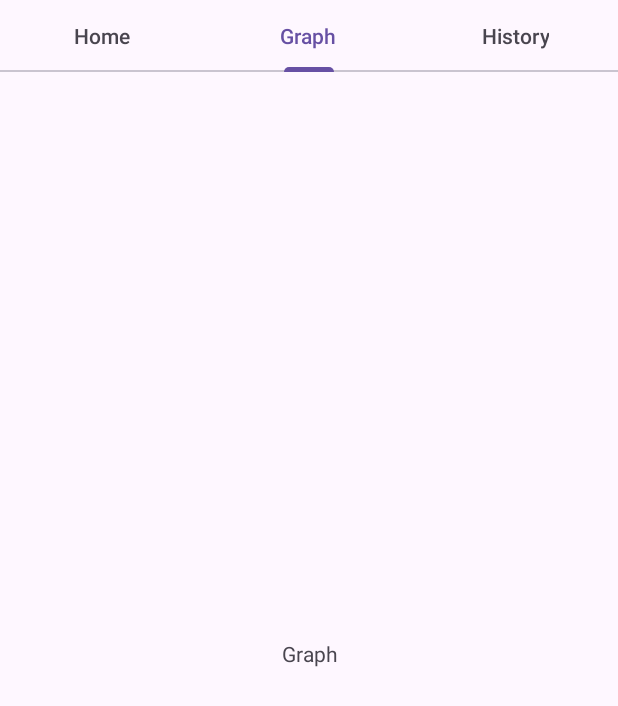
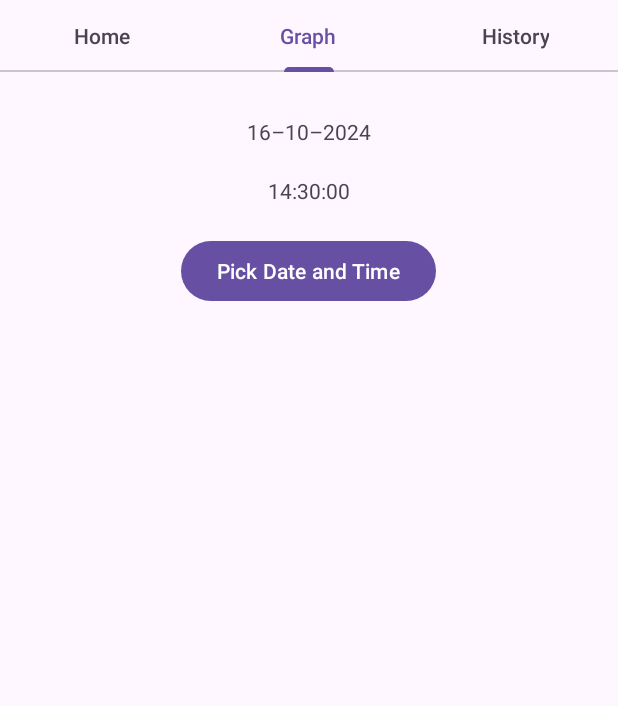
Before and after one commit to faithfuldao/II.3510_2425_SoundDetectorApp, an Android app: the screen it shows after launch (MainActivity), tab 2 chosen, on a phone screen of 412 x 824 dp. Shown: the top 706 px of the screen. Run offline under Robolectric (Android 15) with nearby library versions, the phone set to English and light mode, and no system bars.

Commit message:
first version of date and time picker in fragment 2 for the graph visualisation

```diff
--- a/app/src/main/java/com/example/sounddetector/Fragment2.java
+++ b/app/src/main/java/com/example/sounddetector/Fragment2.java
@@ -1,5 +1,7 @@
 package com.example.sounddetector;
 
+import android.app.DatePickerDialog;
+import android.app.TimePickerDialog;
 import android.os.Bundle;
 
 import androidx.fragment.app.Fragment;
@@ -7,13 +9,73 @@ import androidx.fragment.app.Fragment;
 import android.view.LayoutInflater;
 import android.view.View;
 import android.view.ViewGroup;
+import android.widget.Button;
+import android.widget.DatePicker;
+import android.widget.TextView;
+import android.widget.TimePicker;
+
+import java.util.Objects;
 
 public class Fragment2 extends Fragment {
+
+    private TextView dateTextView;
+    private TextView timeTextView;
+    private Button pickDateAndTimeButton;
 
     @Override
     public View onCreateView(LayoutInflater inflater, ViewGroup container,
                              Bundle savedInstanceState) {
         // Inflate the layout for this fragment
-        return inflater.inflate(R.layout.fragment_2, container, false);
+        View view = inflater.inflate(R.layout.fragment_2, container, false);
+
+        dateTextView = view.findViewById(R.id.date_view);
+        timeTextView = view.findViewById(R.id.time_view);
+        pickDateAndTimeButton = view.findViewById(R.id.pick_date_and_time_button);
+
+
+        pickDateAndTimeButton.setOnClickListener(new View.OnClickListener() {
+            @Override
+            public void onClick(View view) {
+
+                openDatePicker(); // Open date picker dialog
+
+                openTimePicker(); //Open time picker dialog
+            }
+        });
+        return view;
+    }
+
+
+    private void openDatePicker() {
+        DatePickerDialog datePickerDialog = new DatePickerDialog(requireContext(), R.style.DialogTheme, new DatePickerDialog.OnDateSetListener() {
+            @Override
+            public void onDateSet(DatePicker datePicker, int year, int month, int day) {
+
+                //Showing the picked value in the textView
+                String dateString = String.valueOf(day) + "-" + String.valueOf(month) + "-" + String.valueOf(year);
+                dateTextView.setText(dateString);
+
+            }
+        }, 2024, 10, 20);
+
+        datePickerDialog.show();
+    }
+
+
+    private void openTimePicker () {
+
+        TimePickerDialog timePickerDialog = new TimePickerDialog(requireContext(), R.style.DialogTheme, new TimePickerDialog.OnTimeSetListener() {
+            @Override
+            public void onTimeSet(TimePicker timePicker, int hour, int minute) {
+
+
+                //Showing the picked value in the textView
+                String timeString = String.valueOf(hour) + ":" + String.valueOf(minute) + ":00";
+                timeTextView.setText(timeString);
+
+            }
+        }, 15, 30, true);
+
+        timePickerDialog.show();
     }
 }
--- a/app/src/main/res/layout/fragment_2.xml
+++ b/app/src/main/res/layout/fragment_2.xml
@@ -5,10 +5,34 @@
     android:layout_height="match_parent"
     tools:context=".Fragment2">
 
-    <TextView
+    <LinearLayout
         android:layout_width="match_parent"
-        android:layout_height="match_parent"
-        android:text="@string/tab2"
-        android:gravity="center" />
+        android:layout_height="wrap_content"
+        android:orientation="vertical"
+        android:layout_marginTop="30dp">
+
+        <TextView
+            android:id="@+id/date_view"
+            android:layout_width="wrap_content"
+            android:layout_height="wrap_content"
+            android:text="@string/example_date"
+            android:layout_marginBottom="20dp"
+            android:layout_gravity="center"/>
+
+        <TextView
+            android:id="@+id/time_view"
+            android:layout_width="wrap_content"
+            android:layout_height="wrap_content"
+            android:text="@string/example_time"
+            android:layout_marginBottom="20dp"
+            android:layout_gravity="center"/>
+
+        <Button
+            android:id="@+id/pick_date_and_time_button"
+            android:layout_width="wrap_content"
+            android:layout_height="wrap_content"
+            android:text="@string/pick_date_and_time"
+            android:layout_gravity="center"/>
+    </LinearLayout>
 
 </FrameLayout>
--- a/app/src/main/res/values/strings.xml
+++ b/app/src/main/res/values/strings.xml
@@ -18,4 +18,7 @@
     <string name="startTime">"Start time: "</string>
     <string name="avgDB">"Average dB: "</string>
     <string name="maxDB">"Maximum dB: "</string>
+    <string name="pick_date_and_time">Pick Date and Time</string>
+    <string name="example_date">16–10–2024</string>
+    <string name="example_time">14:30:00</string>
 </resources>
--- /dev/null
+++ b/app/src/main/res/values/styles.xml
@@ -0,0 +1,5 @@
+<?xml version="1.0" encoding="utf-8"?>
+<resources>
+
+    <style name="DialogTheme"></style>
+</resources>
```
